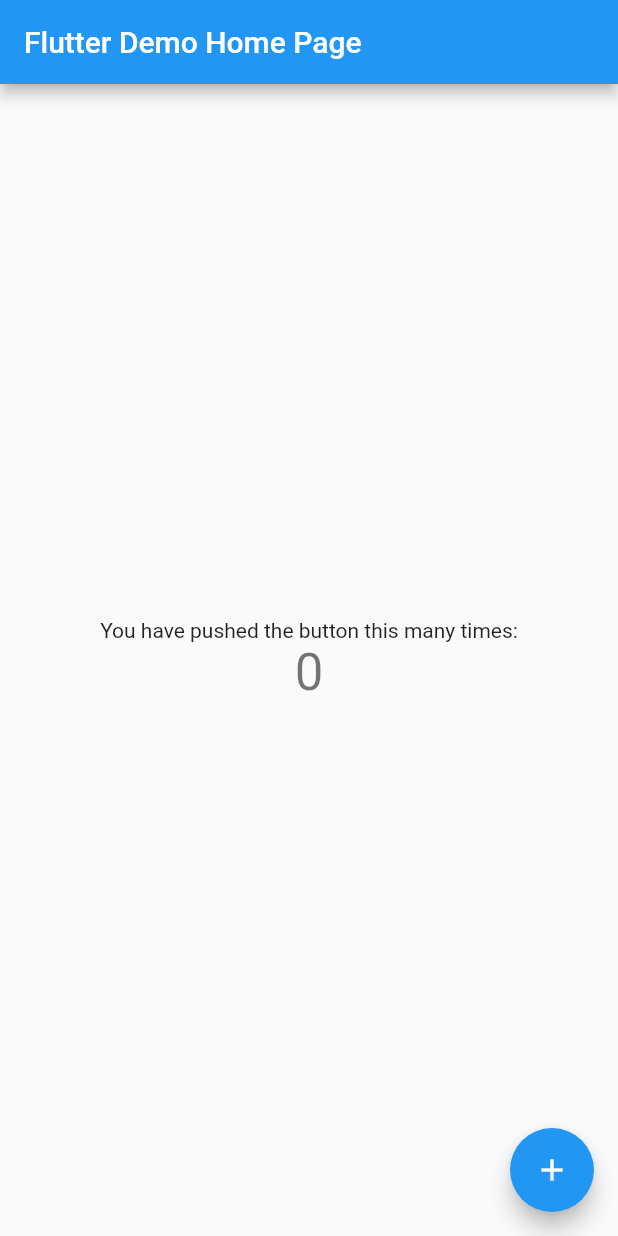
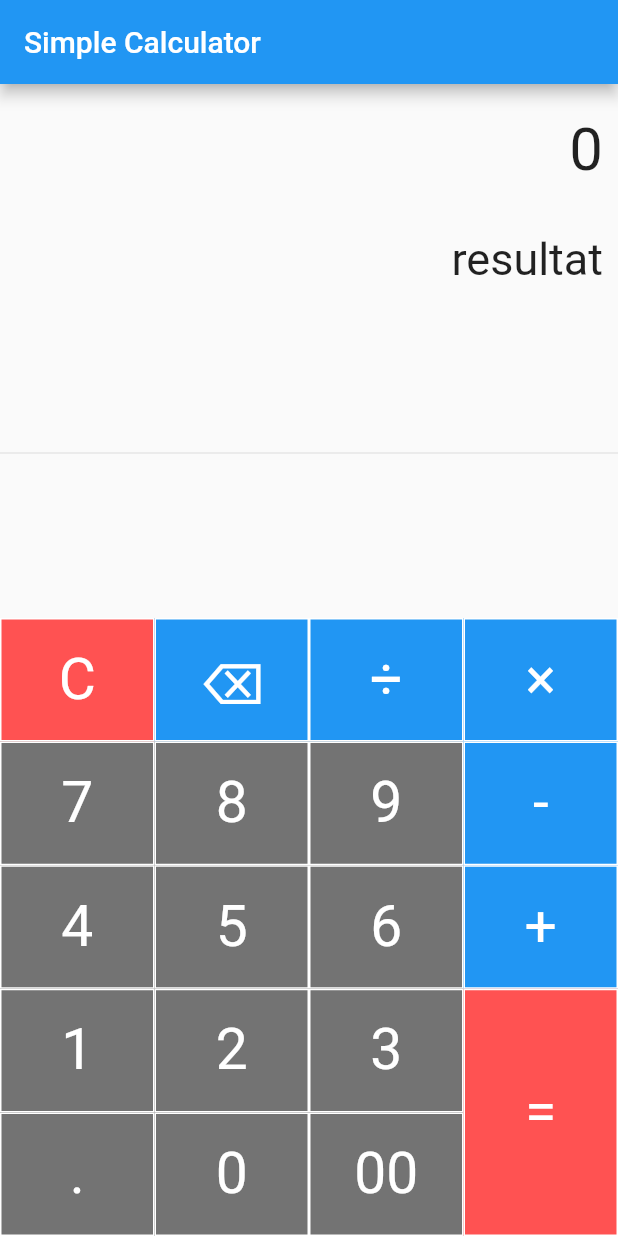
Before and after one commit to KBjeanelie/flutter-calculator, a Flutter app: the screen it shows after launch, on a phone screen of 412 x 824 dp. Run offline on Flutter 3.47's test engine with Material 2 defaults, Android fonts, the phone set to English and light mode, and no system bars.

Commit message:
A ce niveau nous avons fini de le design de notre application

```diff
--- a/lib/main.dart
+++ b/lib/main.dart
@@ -1,115 +1,134 @@
 import 'package:flutter/material.dart';
 
 void main() {
-  runApp(const MyApp());
+  runApp(Calculator());
 }
 
-class MyApp extends StatelessWidget {
-  const MyApp({Key? key}) : super(key: key);
+class Calculator extends StatelessWidget {
+  const Calculator({Key? key}) : super(key: key);
 
-  // This widget is the root of your application.
   @override
   Widget build(BuildContext context) {
     return MaterialApp(
-      title: 'Flutter Demo',
-      theme: ThemeData(
-        // This is the theme of your application.
-        //
-        // Try running your application with "flutter run". You'll see the
-        // application has a blue toolbar. Then, without quitting the app, try
-        // changing the primarySwatch below to Colors.green and then invoke
-        // "hot reload" (press "r" in the console where you ran "flutter run",
-        // or simply save your changes to "hot reload" in a Flutter IDE).
-        // Notice that the counter didn't reset back to zero; the application
-        // is not restarted.
-        primarySwatch: Colors.blue,
-      ),
-      home: const MyHomePage(title: 'Flutter Demo Home Page'),
+      debugShowCheckedModeBanner: false,
+      title: "Calculator",
+      theme: ThemeData(primarySwatch: Colors.blue),
+      home: SimpleCalculator(),
     );
   }
 }
 
-class MyHomePage extends StatefulWidget {
-  const MyHomePage({Key? key, required this.title}) : super(key: key);
-
-  // This widget is the home page of your application. It is stateful, meaning
-  // that it has a State object (defined below) that contains fields that affect
-  // how it looks.
-
-  // This class is the configuration for the state. It holds the values (in this
-  // case the title) provided by the parent (in this case the App widget) and
-  // used by the build method of the State. Fields in a Widget subclass are
-  // always marked "final".
-
-  final String title;
+class SimpleCalculator extends StatefulWidget {
+  const SimpleCalculator({Key? key}) : super(key: key);
 
   @override
-  State<MyHomePage> createState() => _MyHomePageState();
+  _SimpleCalculatorState createState() => _SimpleCalculatorState();
 }
 
-class _MyHomePageState extends State<MyHomePage> {
-  int _counter = 0;
+class _SimpleCalculatorState extends State<SimpleCalculator> {
 
-  void _incrementCounter() {
-    setState(() {
-      // This call to setState tells the Flutter framework that something has
-      // changed in this State, which causes it to rerun the build method below
-      // so that the display can reflect the updated values. If we changed
-      // _counter without calling setState(), then the build method would not be
-      // called again, and so nothing would appear to happen.
-      _counter++;
-    });
+  Widget buildButtom(String buttonText, double buttonHeight, Color buttonColor)
+  {
+    return Container(
+      height: MediaQuery.of(context).size.height * 0.1 * buttonHeight,
+      color: buttonColor,
+      child: FlatButton(
+        shape: RoundedRectangleBorder(
+          borderRadius: BorderRadius.circular(0.0),
+          side: const BorderSide(
+            width: 1,
+            color: Colors.white,
+            style: BorderStyle.solid
+          )
+        ),
+        onPressed: null,
+        padding: const EdgeInsets.all(16.0),
+        child: Text(buttonText, style: const TextStyle(fontSize: 38.0, fontWeight: FontWeight.normal, color: Colors.white),),
+      ),
+    );
   }
 
   @override
   Widget build(BuildContext context) {
-    // This method is rerun every time setState is called, for instance as done
-    // by the _incrementCounter method above.
-    //
-    // The Flutter framework has been optimized to make rerunning build methods
-    // fast, so that you can just rebuild anything that needs updating rather
-    // than having to individually change instances of widgets.
     return Scaffold(
-      appBar: AppBar(
-        // Here we take the value from the MyHomePage object that was created by
-        // the App.build method, and use it to set our appbar title.
-        title: Text(widget.title),
+      appBar: AppBar(title: const Text("Simple Calculator"),),
+      body: Column(
+        children: [
+          Container(
+            alignment: Alignment.centerRight,
+            padding: const EdgeInsets.fromLTRB(10, 20, 10, 2),
+            child: const Text("0", style: TextStyle(fontSize: 40),)
           ),
-      body: Center(
-        // Center is a layout widget. It takes a single child and positions it
-        // in the middle of the parent.
-        child: Column(
-          // Column is also a layout widget. It takes a list of children and
-          // arranges them vertically. By default, it sizes itself to fit its
-          // children horizontally, and tries to be as tall as its parent.
-          //
-          // Invoke "debug painting" (press "p" in the console, choose the
-          // "Toggle Debug Paint" action from the Flutter Inspector in Android
-          // Studio, or the "Toggle Debug Paint" command in Visual Studio Code)
-          // to see the wireframe for each widget.
-          //
-          // Column has various properties to control how it sizes itself and
-          // how it positions its children. Here we use mainAxisAlignment to
-          // center the children vertically; the main axis here is the vertical
-          // axis because Columns are vertical (the cross axis would be
-          // horizontal).
+          Container(
+              alignment: Alignment.centerRight,
+              padding: const EdgeInsets.fromLTRB(10, 30, 10, 2),
+              child: const Text("resultat", style: TextStyle(fontSize: 30),)
+          ),
+          const Expanded(child: Divider()),
+          Row(
             mainAxisAlignment: MainAxisAlignment.center,
-          children: <Widget>[
-            const Text(
-              'You have pushed the button this many times:',
+            children: [
+              Container(
+                width: MediaQuery.of(context).size.width * .75 ,
+                child: Table(
+                  children: [
+                    TableRow(
+                        children: [
+                          buildButtom("C", 1, Colors.redAccent),
+                          buildButtom("⌫", 1, Colors.blue),
+                          buildButtom("÷", 1, Colors.blue)
+                        ]
                     ),
-            Text(
-              '$_counter',
-              style: Theme.of(context).textTheme.headline4,
+                    TableRow(
+                      children: [
+                        buildButtom("7", 1, Colors.black54),
+                        buildButtom("8", 1, Colors.black54),
+                        buildButtom("9", 1, Colors.black54)
+                      ]
+                    ),
+
+                    TableRow(
+                        children: [
+                          buildButtom("4", 1, Colors.black54),
+                          buildButtom("5", 1, Colors.black54),
+                          buildButtom("6", 1, Colors.black54)
+                        ]
+                    ),
+
+                    TableRow(
+                        children: [
+                          buildButtom("1", 1, Colors.black54),
+                          buildButtom("2", 1, Colors.black54),
+                          buildButtom("3", 1, Colors.black54)
+                        ]
+                    ),
+
+                    TableRow(
+                        children: [
+                          buildButtom(".", 1, Colors.black54),
+                          buildButtom("0", 1, Colors.black54),
+                          buildButtom("00", 1, Colors.black54)
+                        ]
                     ),
                   ],
                 ),
               ),
-      floatingActionButton: FloatingActionButton(
-        onPressed: _incrementCounter,
-        tooltip: 'Increment',
-        child: const Icon(Icons.add),
-      ), // This trailing comma makes auto-formatting nicer for build methods.
+
+              Container(
+                width: MediaQuery.of(context).size.width * .25,
+                child: Table(
+                  children: [
+                    TableRow(children: [buildButtom("×", 1, Colors.blue)]),
+                    TableRow(children: [buildButtom("-", 1, Colors.blue)]),
+                    TableRow(children: [buildButtom("+", 1, Colors.blue)]),
+                    TableRow(children: [buildButtom("=", 2, Colors.redAccent)])
+                  ],
+                ),
+              )
+            ],
+          )
+        ],
+      ),
     );
   }
 }
```
Lines whose indentation alone changed are shown as unchanged.
